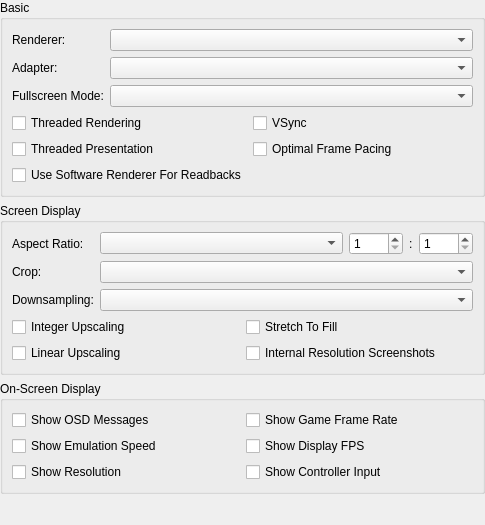
First picture: the form in src/duckstation-qt/displaysettingswidget.ui, repository kofxi3584karlayang/duckstation, before the edit.
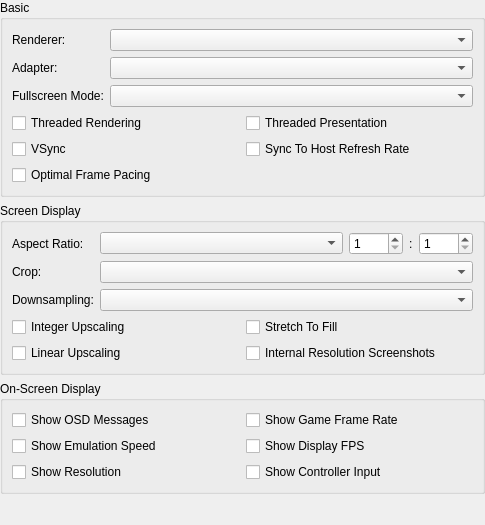
Second picture: the form after the edit.

Patch:
```diff
--- a/src/duckstation-qt/displaysettingswidget.ui
+++ b/src/duckstation-qt/displaysettingswidget.ui
@@ -72,33 +72,33 @@
          </widget>
         </item>
         <item row="0" column="1">
-         <widget class="QCheckBox" name="vsync">
-          <property name="text">
-           <string>VSync</string>
-          </property>
-         </widget>
-        </item>
-        <item row="1" column="0">
          <widget class="QCheckBox" name="threadedPresentation">
           <property name="text">
            <string>Threaded Presentation</string>
           </property>
          </widget>
         </item>
+        <item row="1" column="0">
+         <widget class="QCheckBox" name="vsync">
+          <property name="text">
+           <string>VSync</string>
+          </property>
+         </widget>
+        </item>
         <item row="1" column="1">
+         <widget class="QCheckBox" name="syncToHostRefreshRate">
+          <property name="text">
+           <string>Sync To Host Refresh Rate</string>
+          </property>
+         </widget>
+        </item>
+        <item row="2" column="0">
          <widget class="QCheckBox" name="displayAllFrames">
           <property name="text">
            <string>Optimal Frame Pacing</string>
           </property>
          </widget>
         </item>
-        <item row="2" column="0">
-         <widget class="QCheckBox" name="useSoftwareRendererForReadbacks">
-          <property name="text">
-           <string>Use Software Renderer For Readbacks</string>
-          </property>
-         </widget>
-        </item>
        </layout>
       </item>
      </layout>
```
